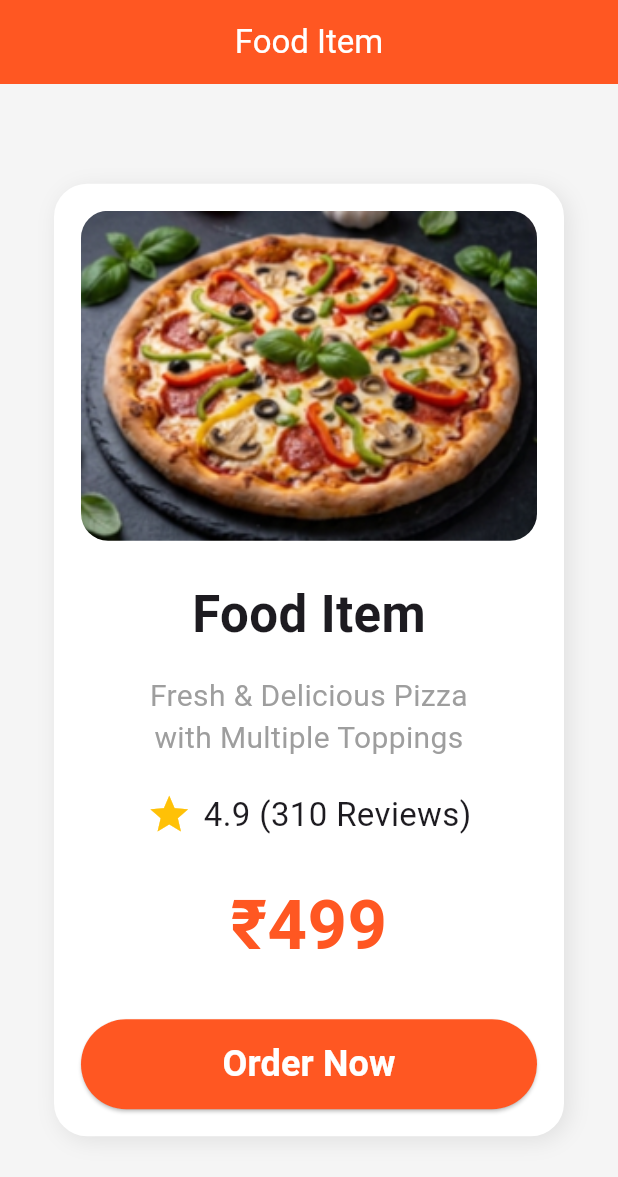
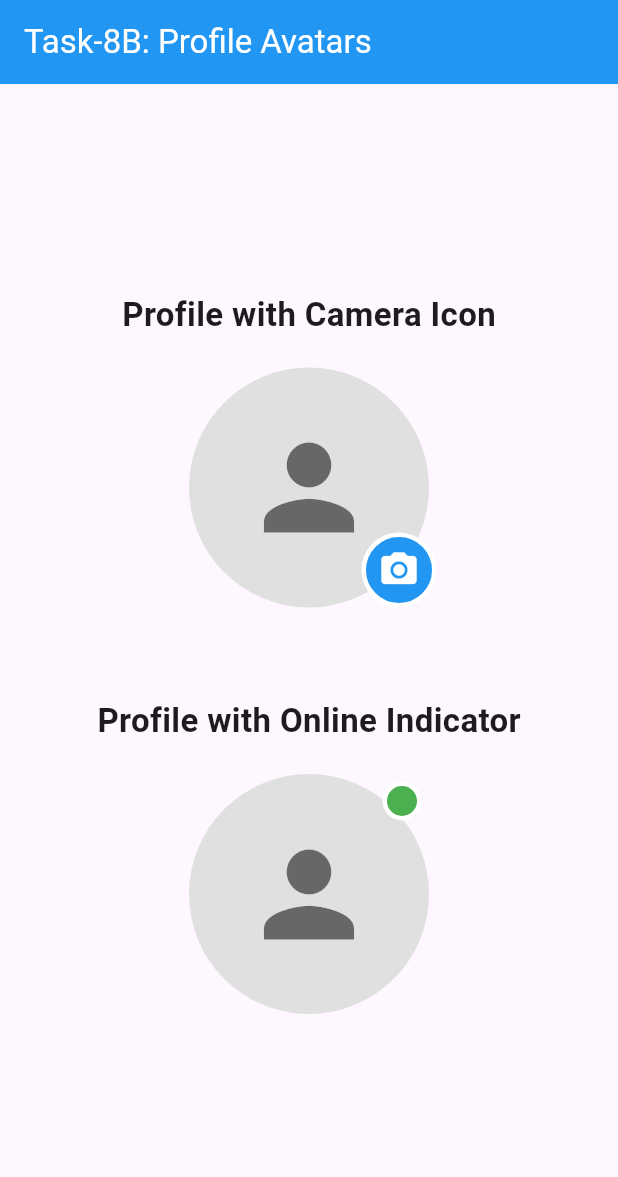
Before and after one commit to ansh-292/Hybrid-AI-App-Development-JOVAC, a Flutter app: the screen it shows after launch, on a phone screen of 412 x 824 dp. Shown: the top 1177 px of the screen. Run offline on Flutter 3.47's test engine with Material 3 defaults, Android fonts, the phone set to English and light mode, and no system bars.

Commit message:
Completed JOVAC Task 9 - Stack Widgets Profile Avatar

```diff
--- a/lib/main.dart
+++ b/lib/main.dart
@@ -1,4 +1,4 @@
- import 'package:flutter/material.dart';
+import 'package:flutter/material.dart';
 
 void main() {
   runApp(const MyApp());
@@ -11,142 +11,133 @@ class MyApp extends StatelessWidget {
   Widget build(BuildContext context) {
     return MaterialApp(
       debugShowCheckedModeBanner: false,
-      title: "Food Item",
+      title: 'Task-8B: Profile Avatars',
       theme: ThemeData(
-        primarySwatch: Colors.deepOrange,
+        primarySwatch: Colors.blue,
       ),
-      home: const FoodCard(),
+      home: const ProfileAvatarScreen(),
     );
   }
 }
 
-class FoodCard extends StatelessWidget {
-  const FoodCard({super.key});
+class ProfileAvatarScreen extends StatelessWidget {
+  const ProfileAvatarScreen({super.key});
 
   @override
   Widget build(BuildContext context) {
     return Scaffold(
-      backgroundColor: const Color(0xFFF5F5F5),
-
       appBar: AppBar(
-        title: const Text("Food Item"),
-        centerTitle: true,
-        backgroundColor: Colors.deepOrange,
+        title: const Text("Task-8B: Profile Avatars"),
+        backgroundColor: Colors.blue,
         foregroundColor: Colors.white,
       ),
-
       body: Center(
-        child: Container(
-          width: 340,
-          padding: const EdgeInsets.all(18),
-          decoration: BoxDecoration(
-            color: Colors.white,
-            borderRadius: BorderRadius.circular(22),
-            boxShadow: [
-              BoxShadow(
-                color: Colors.grey.shade300,
-                blurRadius: 12,
-                offset: const Offset(3, 3),
-              ),
-            ],
-          ),
-
+        child: SingleChildScrollView(
           child: Column(
-            mainAxisSize: MainAxisSize.min,
             children: [
-
-              ClipRRect(
-                borderRadius: BorderRadius.circular(18),
-                child: Image.asset(
-                  "assets/pizza.png",
-                  width: double.infinity,
-                  height: 220,
-                  fit: BoxFit.cover,
-                ),
-              ),
-
-              const SizedBox(height: 25),
+              const SizedBox(height: 20),
 
               const Text(
-                "Food Item",
+                "Profile with Camera Icon",
                 style: TextStyle(
-                  fontSize: 34,
+                  fontSize: 22,
                   fontWeight: FontWeight.bold,
                 ),
               ),
 
-              const SizedBox(height: 15),
+              const SizedBox(height: 20),
 
-              const Text(
-                "Fresh & Delicious Pizza\nwith Multiple Toppings",
-                textAlign: TextAlign.center,
-                style: TextStyle(
-                  fontSize: 20,
-                  color: Colors.grey,
-                  height: 1.4,
-                ),
-              ),
-
-              const SizedBox(height: 22),
-
-              const Row(
+              Row(
                 mainAxisAlignment: MainAxisAlignment.center,
                 children: [
-                  Icon(
-                    Icons.star,
-                    color: Colors.amber,
-                    size: 30,
-                  ),
-                  SizedBox(width: 8),
-                  Text(
-                    "4.9 (310 Reviews)",
-                    style: TextStyle(
-                      fontSize: 22,
-                    ),
+                  Stack(
+                    clipBehavior: Clip.none,
+                    children: [
+                      const CircleAvatar(
+                        radius: 80,
+                        backgroundColor: Color(0xFFE0E0E0),
+                        child: Icon(
+                          Icons.person,
+                          size: 90,
+                          color: Colors.black54,
+                        ),
+                      ),
+
+                      Positioned(
+                        bottom: 0,
+                        right: -5,
+                        child: Container(
+                          padding: const EdgeInsets.all(8),
+                          decoration: BoxDecoration(
+                            color: Colors.blue,
+                            shape: BoxShape.circle,
+                            border: Border.all(
+                              color: Colors.white,
+                              width: 3,
+                            ),
+                          ),
+                          child: const Icon(
+                            Icons.camera_alt,
+                            color: Colors.white,
+                            size: 28,
+                          ),
+                        ),
+                      ),
+                    ],
                   ),
                 ],
               ),
 
-              const SizedBox(height: 25),
+              const SizedBox(height: 60),
 
               const Text(
-                "₹499",
+                "Profile with Online Indicator",
                 style: TextStyle(
-                  color: Colors.deepOrange,
+                  fontSize: 22,
                   fontWeight: FontWeight.bold,
-                  fontSize: 46,
                 ),
               ),
 
+              const SizedBox(height: 20),
+
+              Row(
+                mainAxisAlignment: MainAxisAlignment.center,
+                children: [
+                  Stack(
+                    clipBehavior: Clip.none,
+                    children: [
+                      const CircleAvatar(
+                        radius: 80,
+                        backgroundColor: Color(0xFFE0E0E0),
+                        child: Icon(
+                          Icons.person,
+                          size: 90,
+                          color: Colors.black54,
+                        ),
+                      ),
+
+                      Positioned(
+                        top: 5,
+                        right: 5,
+                        child: Container(
+                          width: 26,
+                          height: 26,
+                          decoration: BoxDecoration(
+                            color: Colors.green,
+                            shape: BoxShape.circle,
+                            border: Border.all(
+                              color: Colors.white,
+                              width: 3,
+                            ),
+                          ),
+                        ),
+                      ),
+                    ],
+                  ),
+                ],
+              ),
+
               const SizedBox(height: 30),
-
-              SizedBox(
-                width: double.infinity,
-                height: 60,
-                child: ElevatedButton(
-                  onPressed: () {
-                    ScaffoldMessenger.of(context).showSnackBar(
-                      const SnackBar(
-                        content: Text("Order Placed Successfully!"),
-                      ),
-                    );
-                  },
-                  style: ElevatedButton.styleFrom(
-                    backgroundColor: Colors.deepOrange,
-                    foregroundColor: Colors.white,
-                    shape: RoundedRectangleBorder(
-                      borderRadius: BorderRadius.circular(35),
-                    ),
-                  ),
-                  child: const Text(
-                    "Order Now",
-                    style: TextStyle(
-                      fontSize: 24,
-                      fontWeight: FontWeight.bold,
-                    ),
-                  ),
-                ),
-              ),
             ],
           ),
         ),
```
